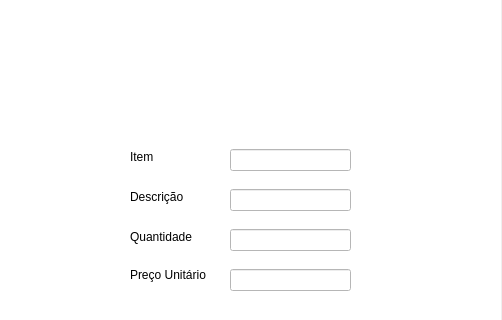
Qt form InterfaceGrafica/Hotel/menupainel.ui (Caioww/Hotel) before a commit; both pictures show x 580 to 1082 and y 151 to 471 of the 1082 by 634 pixel window.
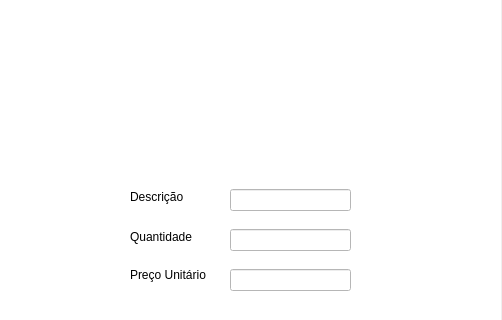
The same form after that commit. The open tabs and pages were chosen to show the change. Icons and pictures are not drawn.

Commit message: arrumando erro

The edit to the form file:
```diff
--- a/InterfaceGrafica/Hotel/menupainel.ui
+++ b/InterfaceGrafica/Hotel/menupainel.ui
@@ -1574,16 +1574,6 @@
       <string>Preço Unitário</string>
      </property>
     </widget>
-    <widget class="QLineEdit" name="txtItem">
-     <property name="geometry">
-      <rect>
-       <x>810</x>
-       <y>200</y>
-       <width>121</width>
-       <height>22</height>
-      </rect>
-     </property>
-    </widget>
     <widget class="QLineEdit" name="txtADescricao">
      <property name="geometry">
       <rect>
@@ -1614,19 +1604,6 @@
       </rect>
      </property>
     </widget>
-    <widget class="QLabel" name="label_47">
-     <property name="geometry">
-      <rect>
-       <x>710</x>
-       <y>200</y>
-       <width>55</width>
-       <height>16</height>
-      </rect>
-     </property>
-     <property name="text">
-      <string>Item</string>
-     </property>
-    </widget>
     <widget class="QLabel" name="label_48">
      <property name="geometry">
       <rect>
```
Left out of the diff: 20 changed lines with no effect on the pictures. The commit also changes 2 other files.
